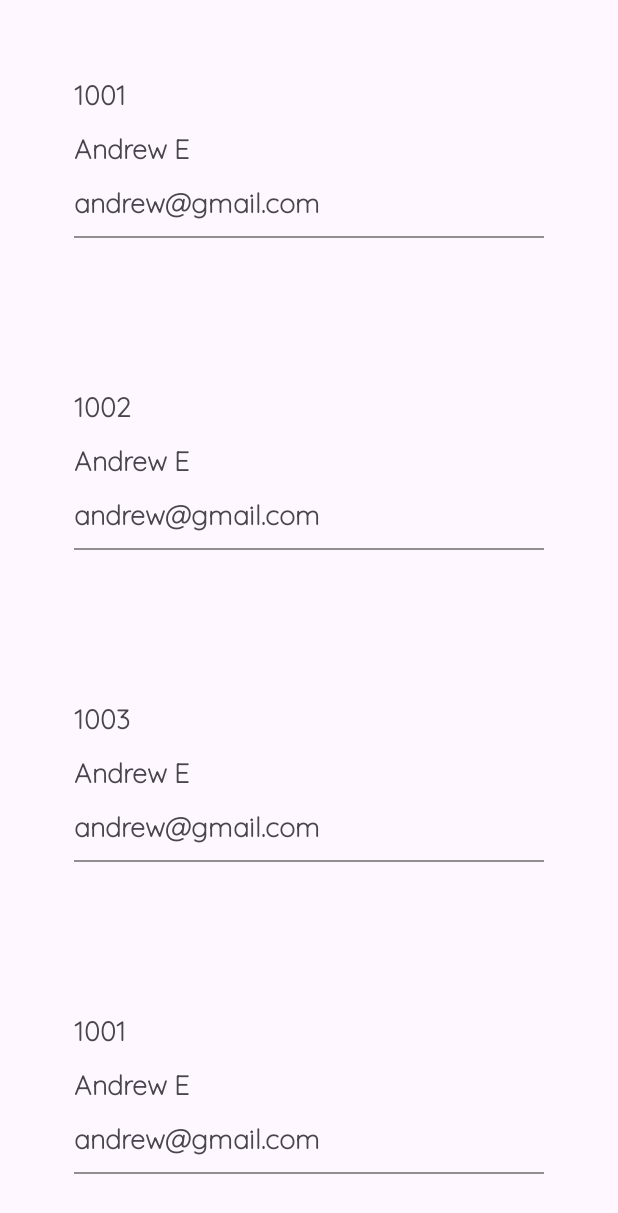
After one commit to Gazzel16/Smart_AI-Based_Fire_Monitoring, an Android app: the Admin_ViewUsers screen opened directly, with no data from a screen before it, on a phone screen of 412 x 824 dp. The commit adds this screen. Shown: the top 1213 px of the screen. Run offline under Robolectric (Android 15) with nearby library versions, the phone set to English and light mode, and no system bars.

Commit message:
commit push

```diff
--- a/app/src/main/AndroidManifest.xml
+++ b/app/src/main/AndroidManifest.xml
@@ -17,6 +17,12 @@
         android:supportsRtl="true"
         android:theme="@style/Theme.SmartAIBasedFireMonitoring"
         android:usesCleartextTraffic="true">
+        <activity
+            android:name=".Activity.Admin_ViewAdmin"
+            android:exported="false" />
+        <activity
+            android:name=".Activity.Admin_ViewUsers"
+            android:exported="false" />
         <activity
             android:name=".Activity.EmergencyReportActivity"
             android:exported="false" />
--- /dev/null
+++ b/app/src/main/java/com/example/smartai_basedfiremonitoring/Activity/Admin_ViewAdmin.java
@@ -0,0 +1,23 @@
+package com.example.smartai_basedfiremonitoring.Activity;
+
+import android.os.Bundle;
+
+import androidx.activity.EdgeToEdge;
+import androidx.appcompat.app.AppCompatActivity;
+import androidx.core.graphics.Insets;
+import androidx.core.view.ViewCompat;
+import androidx.core.view.WindowInsetsCompat;
+
+import com.example.smartai_basedfiremonitoring.R;
+
+public class Admin_ViewAdmin extends AppCompatActivity {
+
+    @Override
+    protected void onCreate(Bundle savedInstanceState) {
+        super.onCreate(savedInstanceState);
+        EdgeToEdge.enable(this);
+        setContentView(R.layout.activity_admin_view_admin);
+
+
+    }
+}
--- /dev/null
+++ b/app/src/main/java/com/example/smartai_basedfiremonitoring/Activity/Admin_ViewUsers.java
@@ -0,0 +1,49 @@
+package com.example.smartai_basedfiremonitoring.Activity;
+
+import android.os.Bundle;
+
+import androidx.activity.EdgeToEdge;
+import androidx.appcompat.app.AppCompatActivity;
+import androidx.recyclerview.widget.LinearLayoutManager;
+import androidx.recyclerview.widget.RecyclerView;
+
+import com.example.smartai_basedfiremonitoring.Adapter.ViewUserAdapter;
+import com.example.smartai_basedfiremonitoring.Model.User;
+import com.example.smartai_basedfiremonitoring.R;
+
+import java.util.ArrayList;
+import java.util.List;
+
+public class Admin_ViewUsers extends AppCompatActivity {
+
+    RecyclerView recyclerView;
+    ViewUserAdapter adapter;
+    List<User> userList;
+
+    @Override
+    protected void onCreate(Bundle savedInstanceState) {
+        super.onCreate(savedInstanceState);
+        EdgeToEdge.enable(this);
+        setContentView(R.layout.activity_admin_view_users);
+
+        recyclerView = findViewById(R.id.recyclerView);
+        recyclerView.setLayoutManager(new LinearLayoutManager(this));
+
+        // Dummy data (later you can fetch from Firebase/DB/API)
+        userList = new ArrayList<>();
+        userList.add(new User("1001", "Andrew E", "andrew@gmail.com"));
+        userList.add(new User("1002", "Andrew E", "andrew@gmail.com"));
+        userList.add(new User("1003", "Andrew E", "andrew@gmail.com"));
+
+        userList.add(new User("1001", "Andrew E", "andrew@gmail.com"));
+        userList.add(new User("1002", "Andrew E", "andrew@gmail.com"));
+        userList.add(new User("1003", "Andrew E", "andrew@gmail.com"));
+
+        userList.add(new User("1001", "Andrew E", "andrew@gmail.com"));
+        userList.add(new User("1002", "Andrew E", "andrew@gmail.com"));
+        userList.add(new User("1003", "Andrew E", "andrew@gmail.com"));
+
+        adapter = new ViewUserAdapter(userList);
+        recyclerView.setAdapter(adapter);
+    }
+}
--- /dev/null
+++ b/app/src/main/java/com/example/smartai_basedfiremonitoring/Adapter/ViewUserAdapter.java
@@ -0,0 +1,56 @@
+package com.example.smartai_basedfiremonitoring.Adapter;
+
+import android.view.LayoutInflater;
+import android.view.View;
+import android.view.ViewGroup;
+import android.widget.TextView;
+
+import androidx.annotation.NonNull;
+import androidx.recyclerview.widget.RecyclerView;
+
+import com.example.smartai_basedfiremonitoring.Model.User;
+import com.example.smartai_basedfiremonitoring.R;
+
+import java.util.List;
+
+public class ViewUserAdapter extends RecyclerView.Adapter<ViewUserAdapter.UserViewHolder> {
+
+    private List<User> userList;
+
+    public ViewUserAdapter(List<User> userList) {
+        this.userList = userList;
+    }
+
+    @NonNull
+    @Override
+    public UserViewHolder onCreateViewHolder(@NonNull ViewGroup parent, int viewType) {
+        View view = LayoutInflater.from(parent.getContext())
+                .inflate(R.layout.view_user, parent, false); // replace with XML filename
+        return new UserViewHolder(view);
+    }
+
+    @Override
+    public void onBindViewHolder(@NonNull UserViewHolder holder, int position) {
+        User user = userList.get(position);
+        holder.username.setText(user.getUsername());
+        holder.email.setText(user.getEmail());
+        holder.id.setText(user.getId());
+    }
+
+    @Override
+    public int getItemCount() {
+        return userList.size();
+    }
+
+    public static class UserViewHolder extends RecyclerView.ViewHolder {
+        TextView username, email, id;
+
+        public UserViewHolder(@NonNull View itemView) {
+            super(itemView);
+            id = itemView.findViewById(R.id.id);
+            username = itemView.findViewById(R.id.username);
+            email = itemView.findViewById(R.id.textView14);
+        }
+    }
+
+}
--- a/app/src/main/java/com/example/smartai_basedfiremonitoring/Fragments/AdminFragments/AdminDashboardFragment.java
+++ b/app/src/main/java/com/example/smartai_basedfiremonitoring/Fragments/AdminFragments/AdminDashboardFragment.java
@@ -1,7 +1,10 @@
 package com.example.smartai_basedfiremonitoring.Fragments.AdminFragments;
 
+import android.content.Intent;
 import android.os.Bundle;
 
+import androidx.cardview.widget.CardView;
+import androidx.constraintlayout.widget.ConstraintLayout;
 import androidx.fragment.app.Fragment;
 import androidx.recyclerview.widget.LinearLayoutManager;
 import androidx.recyclerview.widget.RecyclerView;
@@ -10,6 +13,7 @@ import android.view.LayoutInflater;
 import android.view.View;
 import android.view.ViewGroup;
 
+import com.example.smartai_basedfiremonitoring.Activity.Admin_ViewUsers;
 import com.example.smartai_basedfiremonitoring.Adapter.AdminDashBoardAdapter;
 import com.example.smartai_basedfiremonitoring.Model.AdminDashBoardModel;
 import com.example.smartai_basedfiremonitoring.R;
@@ -29,6 +33,12 @@ public class AdminDashboardFragment extends Fragment {
         // Inflate the layout for this fragment
         View view = inflater.inflate(R.layout.fragment_admin_dashboard, container, false);
 
+        ConstraintLayout constraintViewUser= view.findViewById(R.id.constraintViewUser);
+
+        constraintViewUser.setOnClickListener(v -> {
+            Intent intent = new Intent(getContext(), Admin_ViewUsers.class);
+            startActivity(intent);
+        });
         // 1. Initialize RecyclerView
         recyclerView = view.findViewById(R.id.recyclerView);
         recyclerView.setLayoutManager(new LinearLayoutManager(getContext()));
--- /dev/null
+++ b/app/src/main/res/layout/activity_admin_view_admin.xml
@@ -0,0 +1,10 @@
+<?xml version="1.0" encoding="utf-8"?>
+<androidx.constraintlayout.widget.ConstraintLayout xmlns:android="http://schemas.android.com/apk/res/android"
+    xmlns:app="http://schemas.android.com/apk/res-auto"
+    xmlns:tools="http://schemas.android.com/tools"
+    android:id="@+id/main"
+    android:layout_width="match_parent"
+    android:layout_height="match_parent"
+    tools:context=".Activity.Admin_ViewAdmin">
+
+</androidx.constraintlayout.widget.ConstraintLayout>
--- /dev/null
+++ b/app/src/main/res/layout/activity_admin_view_users.xml
@@ -0,0 +1,18 @@
+<?xml version="1.0" encoding="utf-8"?>
+<androidx.constraintlayout.widget.ConstraintLayout xmlns:android="http://schemas.android.com/apk/res/android"
+    xmlns:app="http://schemas.android.com/apk/res-auto"
+    xmlns:tools="http://schemas.android.com/tools"
+    android:id="@+id/main"
+    android:layout_width="match_parent"
+    android:layout_height="match_parent"
+    tools:context=".Activity.Admin_ViewUsers">
+
+    <androidx.recyclerview.widget.RecyclerView
+        android:id="@+id/recyclerView"
+        android:layout_width="match_parent"
+        android:layout_height="wrap_content"
+        app:layout_constraintBottom_toBottomOf="parent"
+        app:layout_constraintEnd_toEndOf="parent"
+        app:layout_constraintStart_toStartOf="parent"
+        app:layout_constraintTop_toTopOf="parent" />
+</androidx.constraintlayout.widget.ConstraintLayout>
--- a/app/src/main/res/layout/fragment_admin_dashboard.xml
+++ b/app/src/main/res/layout/fragment_admin_dashboard.xml
@@ -29,6 +29,7 @@
             app:cardCornerRadius="12dp">
 
             <androidx.constraintlayout.widget.ConstraintLayout
+                android:id="@+id/constraintViewUser"
                 android:layout_width="match_parent"
                 android:layout_height="wrap_content"
                 android:padding="15dp">
--- /dev/null
+++ b/app/src/main/res/layout/view_admin.xml
@@ -0,0 +1,6 @@
+<?xml version="1.0" encoding="utf-8"?>
+<androidx.constraintlayout.widget.ConstraintLayout xmlns:android="http://schemas.android.com/apk/res/android"
+    android:layout_width="match_parent"
+    android:layout_height="match_parent">
+
+</androidx.constraintlayout.widget.ConstraintLayout>
--- /dev/null
+++ b/app/src/main/res/layout/view_user.xml
@@ -0,0 +1,59 @@
+<?xml version="1.0" encoding="utf-8"?>
+<androidx.constraintlayout.widget.ConstraintLayout xmlns:android="http://schemas.android.com/apk/res/android"
+    xmlns:app="http://schemas.android.com/apk/res-auto"
+    xmlns:tools="http://schemas.android.com/tools"
+    android:layout_width="match_parent"
+    android:padding="12dp"
+    android:layout_margin="12dp"
+    android:layout_height="wrap_content">
+
+    <LinearLayout
+        android:layout_width="match_parent"
+        android:layout_height="wrap_content"
+        android:layout_margin="8dp"
+        android:orientation="vertical"
+        android:padding="12dp"
+        app:layout_constraintBottom_toBottomOf="parent"
+        app:layout_constraintEnd_toEndOf="parent"
+        app:layout_constraintStart_toStartOf="parent"
+        app:layout_constraintTop_toTopOf="parent">
+
+
+        <TextView
+            android:id="@+id/id"
+            android:layout_width="wrap_content"
+            android:layout_height="wrap_content"
+            android:textStyle="bold"
+            android:textSize="18sp"
+            android:layout_margin="5dp"
+            android:fontFamily="@font/quick_sand"
+            android:text="1002" />
+
+        <TextView
+            android:id="@+id/username"
+            android:layout_width="wrap_content"
+            android:layout_height="wrap_content"
+            android:textStyle="bold"
+            android:textSize="18sp"
+            android:layout_margin="5dp"
+            android:fontFamily="@font/quick_sand"
+            android:text="Andrew E" />
+
+        <TextView
+            android:id="@+id/textView14"
+            android:layout_width="wrap_content"
+            android:layout_height="wrap_content"
+            android:fontFamily="@font/quick_sand"
+            android:textSize="18sp"
+            android:textStyle="bold"
+            android:layout_margin="5dp"
+            android:text="andrew@gmail.com" />
+
+        <View
+            android:id="@+id/view"
+            android:layout_width="match_parent"
+            android:layout_height="1dp"
+            android:layout_margin="5dp"
+            android:background="#928F8F"/>
+    </LinearLayout>
+</androidx.constraintlayout.widget.ConstraintLayout>
```
